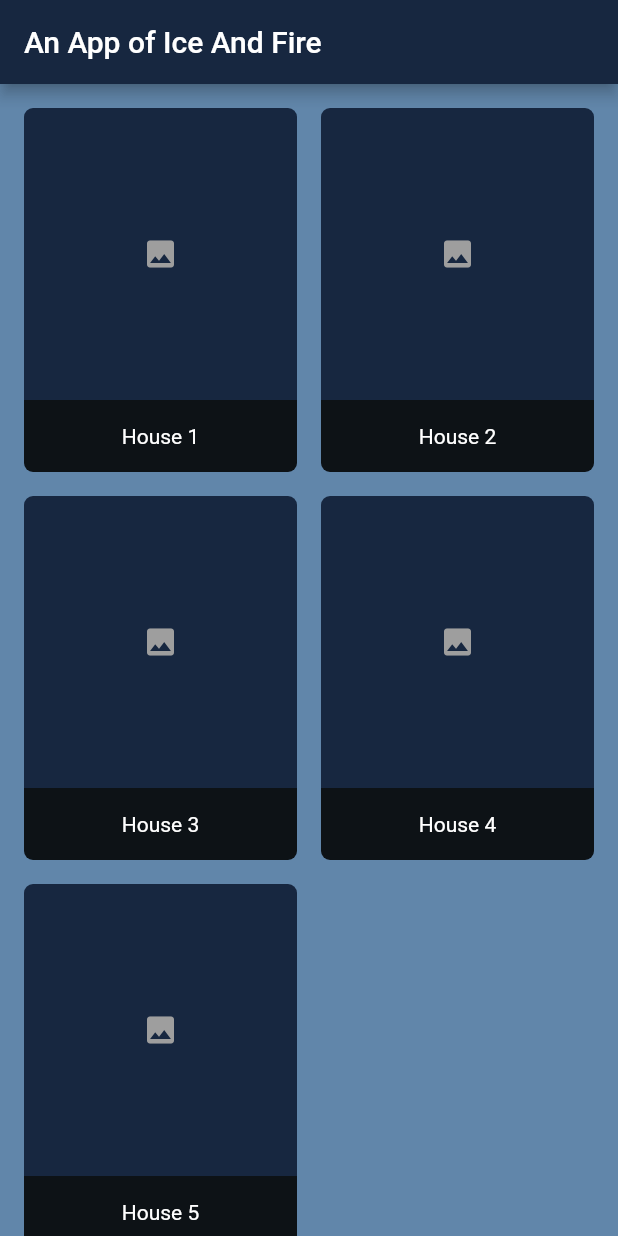
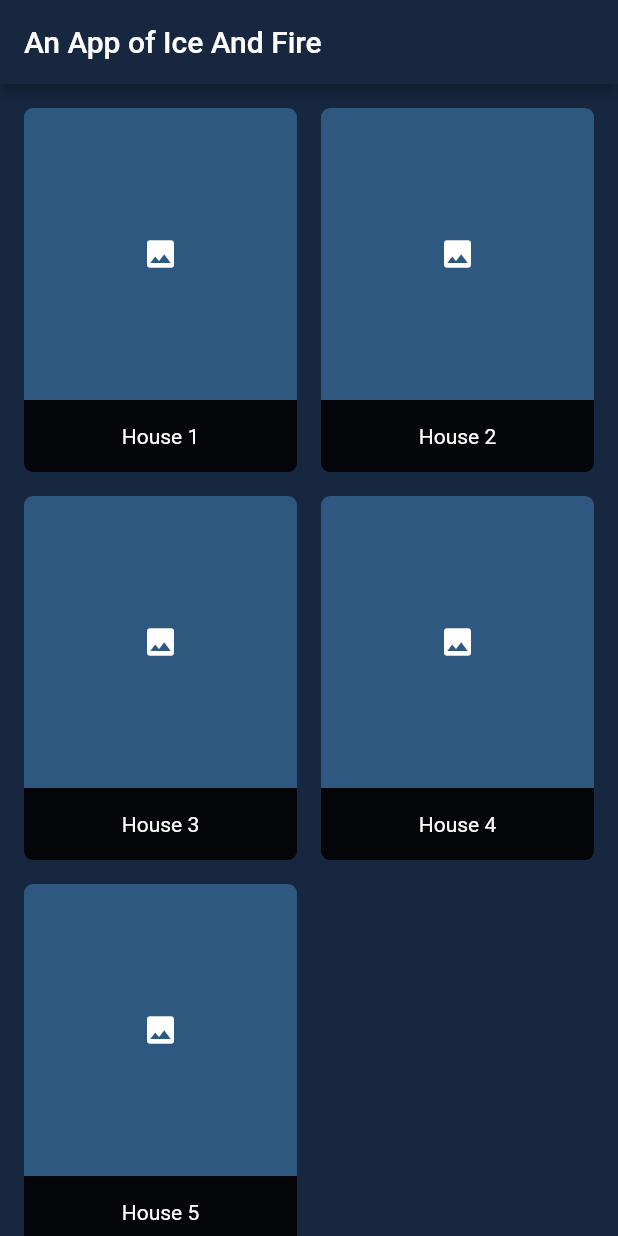
Before and after one commit to gabrielmoreira-dev/a-flutter-app-of-ice-and-fire, a Flutter app: the screen it shows after launch, on a phone screen of 412 x 824 dp. Run offline on Flutter 3.47's test engine with Material 2 defaults, Android fonts, the phone set to English and light mode, and no system bars; our stand-ins replace dio, hive, rxdart; accounts and stored records are empty; generated files the repository leaves out were written again.

```diff
--- a/lib/general_provider.dart
+++ b/lib/general_provider.dart
@@ -1,8 +1,10 @@
-import 'package:aflutterappoficeandfire/data/remote/data_source/house_rds.dart';
 import 'package:dio/dio.dart';
 import 'package:flutter/widgets.dart';
 import 'package:provider/provider.dart';
 import 'package:provider/single_child_widget.dart';
+
+import 'data/cache/data_source/house_cds.dart';
+import 'data/remote/data_source/house_rds.dart';
 
 class GeneralProvider extends StatelessWidget {
   GeneralProvider({
@@ -19,7 +21,11 @@ class GeneralProvider extends StatelessWidget {
         ),
       ];
 
-  List<SingleChildWidget> _buildCDSProviders() => [];
+  List<SingleChildWidget> _buildCDSProviders() => [
+        Provider(
+          create: (context) => HouseCDS(),
+        ),
+      ];
 
   List<SingleChildWidget> _buildRepositoryProviders() => [];
 
@@ -32,8 +38,8 @@ class GeneralProvider extends StatelessWidget {
             create: (context) => Dio(),
           ),
           ..._buildRDSProviders(),
-          /*..._buildCDSProviders(),
-          ..._buildRepositoryProviders(),
+          ..._buildCDSProviders(),
+          /*..._buildRepositoryProviders(),
           ..._buildUCProviders(),*/
         ],
         child: builder(context),
--- a/lib/main.dart
+++ b/lib/main.dart
@@ -31,7 +31,7 @@ class AnAppOfIceAndFire extends StatelessWidget {
           appBarTheme: AppBarTheme(
             color: GotColors.darkBlue,
           ),
-          scaffoldBackgroundColor: GotColors.lightBlue,
+          scaffoldBackgroundColor: GotColors.darkBlue,
         ),
         title: 'An App of Ice and Fire',
         debugShowCheckedModeBanner: false,
--- a/lib/presentation/common/card_grid_view.dart
+++ b/lib/presentation/common/card_grid_view.dart
@@ -47,11 +47,11 @@ class _GotGridTile extends StatelessWidget {
                   )
                 : Expanded(
                     child: Container(
-                      color: GotColors.darkBlue,
+                      color: GotColors.lightBlue,
                       child: Center(
                         child: Icon(
                           Icons.image,
-                          color: Colors.grey,
+                          color: Colors.white,
                         ),
                       ),
                     ),
```
Also changed, not shown: lib/data/cache/data_source/house_cds.dart (+14 -4 lines).
